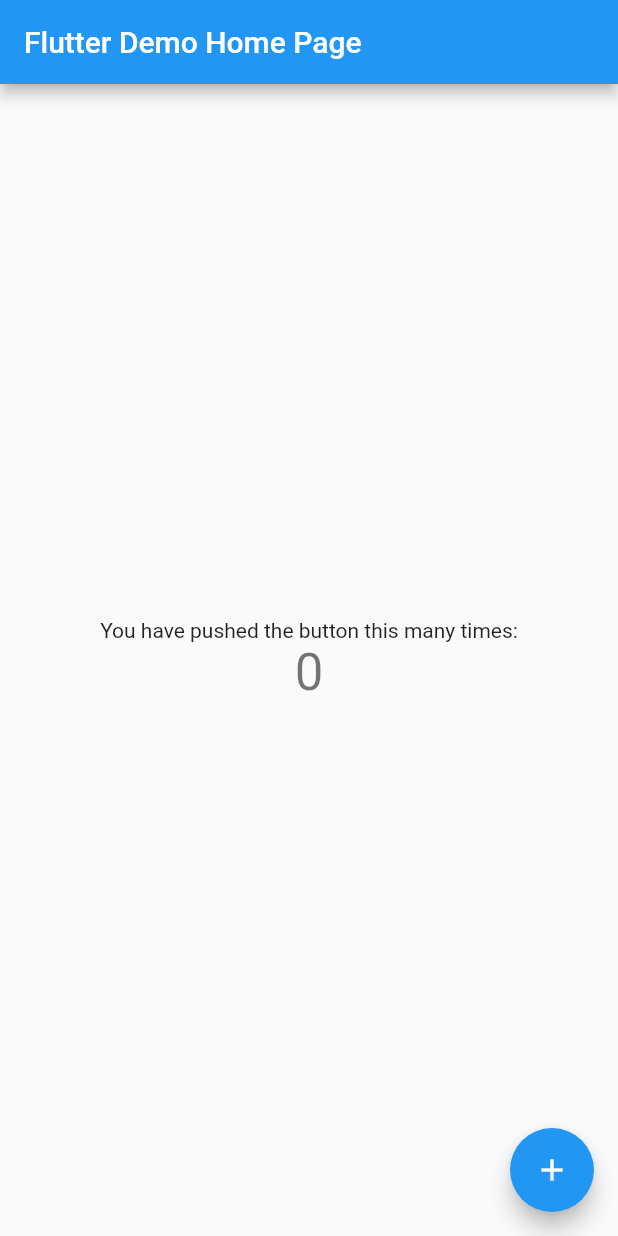
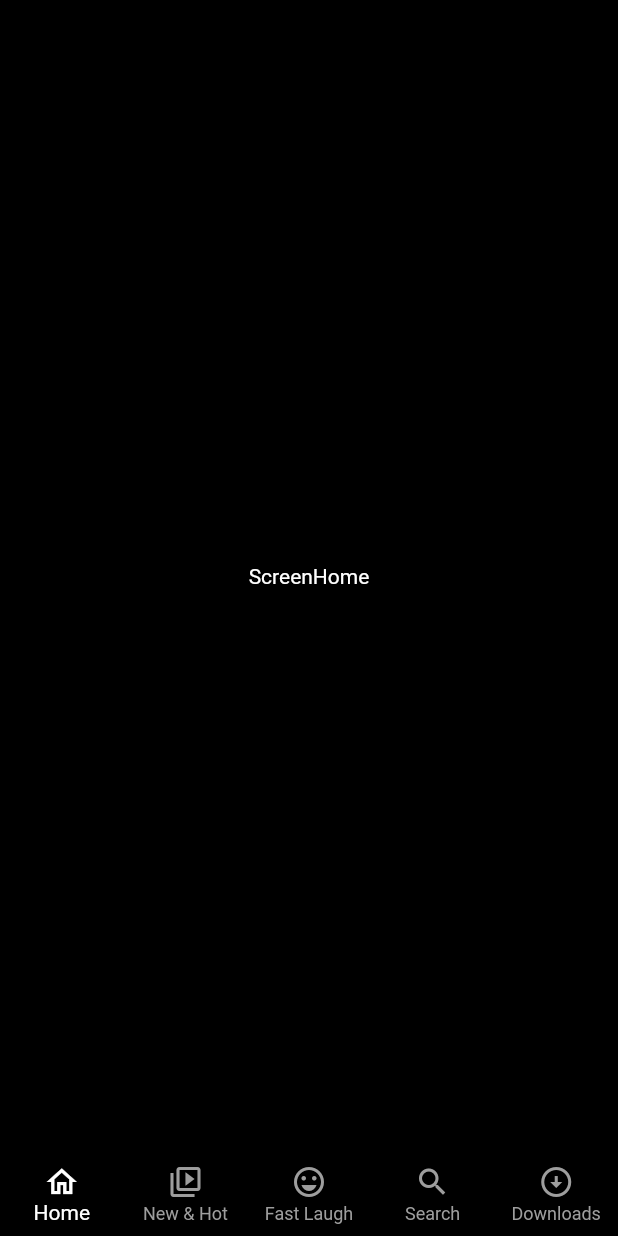
Before and after one commit to JustinJiji/netflix, a Flutter app: the screen it shows after launch, on a phone screen of 412 x 824 dp. Run offline on Flutter 3.47's test engine with Material 2 defaults, Android fonts, the phone set to English and light mode, and no system bars; our stand-ins replace google_fonts.

Commit message:
Creating files and pages

```diff
--- /dev/null
+++ b/lib/UI/home/screen_home.dart
@@ -0,0 +1,17 @@
+import 'package:flutter/material.dart';
+
+class ScreenHome extends StatelessWidget {
+  const ScreenHome({ Key? key }) : super(key: key);
+
+
+  @override
+  Widget build(BuildContext context) {
+    return const Scaffold(
+      body: Center(
+        child: Text(
+          'ScreenHome'
+        ),
+      ),
+    );
+  }
+}
--- /dev/null
+++ b/lib/UI/main_page/screen_main.dart
@@ -0,0 +1,33 @@
+import 'package:flutter/material.dart';
+import 'package:netflix/UI/downloads/screen_downloads.dart';
+import 'package:netflix/UI/fast_laugh/screen_fast_laugh.dart';
+import 'package:netflix/UI/home/screen_home.dart';
+import 'package:netflix/UI/main_page/widgets/bottom_nav_bar.dart';
+import 'package:netflix/UI/new_and_hot/screen_new_and_hot.dart';
+import 'package:netflix/UI/search/screen_search.dart';
+
+class ScreenMain extends StatelessWidget {
+  const ScreenMain({Key? key}) : super(key: key);
+
+  final _pages = const [
+    ScreenHome(),
+    ScreenNewAndLaugh(),
+    ScreenFastLaugh(),
+    ScreenSearch(),
+    ScreenDownloads(),
+  ];
+  @override
+  Widget build(BuildContext context) {
+    return Scaffold(
+      body: SafeArea(
+        child: ValueListenableBuilder(
+          valueListenable: indexBottomNavNotifier,
+          builder: (ctx, int newIndex, _) {
+            return _pages[newIndex];
+          },
+        ),
+      ),
+      bottomNavigationBar: const BottomNavWidget(),
+    );
+  }
+}
--- /dev/null
+++ b/lib/UI/main_page/widgets/bottom_nav_bar.dart
@@ -0,0 +1,58 @@
+import 'package:flutter/material.dart';
+
+ValueNotifier<int> indexBottomNavNotifier = ValueNotifier(0);
+
+class BottomNavWidget extends StatelessWidget {
+  const BottomNavWidget({Key? key}) : super(key: key);
+
+  @override
+  Widget build(BuildContext context) {
+    return ValueListenableBuilder(
+      valueListenable: indexBottomNavNotifier,
+      builder: (ctx, int newIndex, _) {
+        return BottomNavigationBar(
+          type: BottomNavigationBarType.fixed,
+          backgroundColor: Colors.black,
+          selectedItemColor: Colors.white,
+          unselectedItemColor: Colors.grey,
+          currentIndex: newIndex,
+          onTap: (index) {
+            indexBottomNavNotifier.value = index;
+          },
+          items: const <BottomNavigationBarItem>[
+            BottomNavigationBarItem(
+              icon: Icon(
+                Icons.home_outlined,
+              ),
+              label: 'Home',
+            ),
+            BottomNavigationBarItem(
+              icon: Icon(
+                Icons.video_collection_outlined,
+              ),
+              label: 'New & Hot',
+            ),
+            BottomNavigationBarItem(
+              icon: Icon(
+                Icons.emoji_emotions_outlined,
+              ),
+              label: 'Fast Laugh',
+            ),
+            BottomNavigationBarItem(
+              icon: Icon(
+                Icons.search,
+              ),
+              label: 'Search',
+            ),
+            BottomNavigationBarItem(
+              icon: Icon(
+                Icons.arrow_circle_down_outlined,
+              ),
+              label: 'Downloads',
+            ),
+          ],
+        );
+      },
+    );
+  }
+}
--- /dev/null
+++ b/lib/core/constants.dart
@@ -0,0 +1,4 @@
+import 'package:flutter/widgets.dart';
+
+const kWidth = SizedBox(width: 10,);
+const kHeight = SizedBox(height: 10,);
--- a/lib/main.dart
+++ b/lib/main.dart
@@ -1,4 +1,5 @@
 import 'package:flutter/material.dart';
+import 'package:netflix/UI/main_page/screen_main.dart';
 
 void main() {
   runApp(const MyApp());
@@ -7,109 +8,22 @@ void main() {
 class MyApp extends StatelessWidget {
   const MyApp({Key? key}) : super(key: key);
 
-  // This widget is the root of your application.
   @override
   Widget build(BuildContext context) {
     return MaterialApp(
-      title: 'Flutter Demo',
+      debugShowCheckedModeBanner: false,
       theme: ThemeData(
-        // This is the theme of your application.
-        //
-        // Try running your application with "flutter run". You'll see the
-        // application has a blue toolbar. Then, without quitting the app, try
-        // changing the primarySwatch below to Colors.green and then invoke
-        // "hot reload" (press "r" in the console where you ran "flutter run",
-        // or simply save your changes to "hot reload" in a Flutter IDE).
-        // Notice that the counter didn't reset back to zero; the application
-        // is not restarted.
-        primarySwatch: Colors.blue,
+        scaffoldBackgroundColor: Colors.black,
+        textTheme: const TextTheme(
+          bodyText1:  TextStyle(
+            color: Colors.white,
+          ),
+          bodyText2:  TextStyle(
+            color: Colors.white,
+          ),
+        ),
       ),
-      home: const MyHomePage(title: 'Flutter Demo Home Page'),
+      home: const ScreenMain(),
     );
   }
 }
-
-class MyHomePage extends StatefulWidget {
-  const MyHomePage({Key? key, required this.title}) : super(key: key);
-
-  // This widget is the home page of your application. It is stateful, meaning
-  // that it has a State object (defined below) that contains fields that affect
-  // how it looks.
-
-  // This class is the configuration for the state. It holds the values (in this
-  // case the title) provided by the parent (in this case the App widget) and
-  // used by the build method of the State. Fields in a Widget subclass are
-  // always marked "final".
-
-  final String title;
-
-  @override
-  State<MyHomePage> createState() => _MyHomePageState();
-}
-
-class _MyHomePageState extends State<MyHomePage> {
-  int _counter = 0;
-
-  void _incrementCounter() {
-    setState(() {
-      // This call to setState tells the Flutter framework that something has
-      // changed in this State, which causes it to rerun the build method below
-      // so that the display can reflect the updated values. If we changed
-      // _counter without calling setState(), then the build method would not be
-      // called again, and so nothing would appear to happen.
-      _counter++;
-    });
-  }
-
-  @override
-  Widget build(BuildContext context) {
-    // This method is rerun every time setState is called, for instance as done
-    // by the _incrementCounter method above.
-    //
-    // The Flutter framework has been optimized to make rerunning build methods
-    // fast, so that you can just rebuild anything that needs updating rather
-    // than having to individually change instances of widgets.
-    return Scaffold(
-      appBar: AppBar(
-        // Here we take the value from the MyHomePage object that was created by
-        // the App.build method, and use it to set our appbar title.
-        title: Text(widget.title),
-      ),
-      body: Center(
-        // Center is a layout widget. It takes a single child and positions it
-        // in the middle of the parent.
-        child: Column(
-          // Column is also a layout widget. It takes a list of children and
-          // arranges them vertically. By default, it sizes itself to fit its
-          // children horizontally, and tries to be as tall as its parent.
-          //
-          // Invoke "debug painting" (press "p" in the console, choose the
-          // "Toggle Debug Paint" action from the Flutter Inspector in Android
-          // Studio, or the "Toggle Debug Paint" command in Visual Studio Code)
-          // to see the wireframe for each widget.
-          //
-          // Column has various properties to control how it sizes itself and
-          // how it positions its children. Here we use mainAxisAlignment to
-          // center the children vertically; the main axis here is the vertical
-          // axis because Columns are vertical (the cross axis would be
-          // horizontal).
-          mainAxisAlignment: MainAxisAlignment.center,
-          children: <Widget>[
-            const Text(
-              'You have pushed the button this many times:',
-            ),
-            Text(
-              '$_counter',
-              style: Theme.of(context).textTheme.headline4,
-            ),
-          ],
-        ),
-      ),
-      floatingActionButton: FloatingActionButton(
-        onPressed: _incrementCounter,
-        tooltip: 'Increment',
-        child: const Icon(Icons.add),
-      ), // This trailing comma makes auto-formatting nicer for build methods.
-    );
-  }
-}
```
Also changed, not shown: lib/UI/downloads/screen_downloads.dart (added, +21 -0 lines), lib/UI/fast_laugh/screen_fast_laugh.dart (added, +16 -0 lines), lib/UI/new_and_hot/screen_new_and_hot.dart (added, +16 -0 lines), lib/UI/search/screen_search.dart (added, +16 -0 lines), lib/UI/widgets/app_bar_widgets.dart (added, +34 -0 lines).
